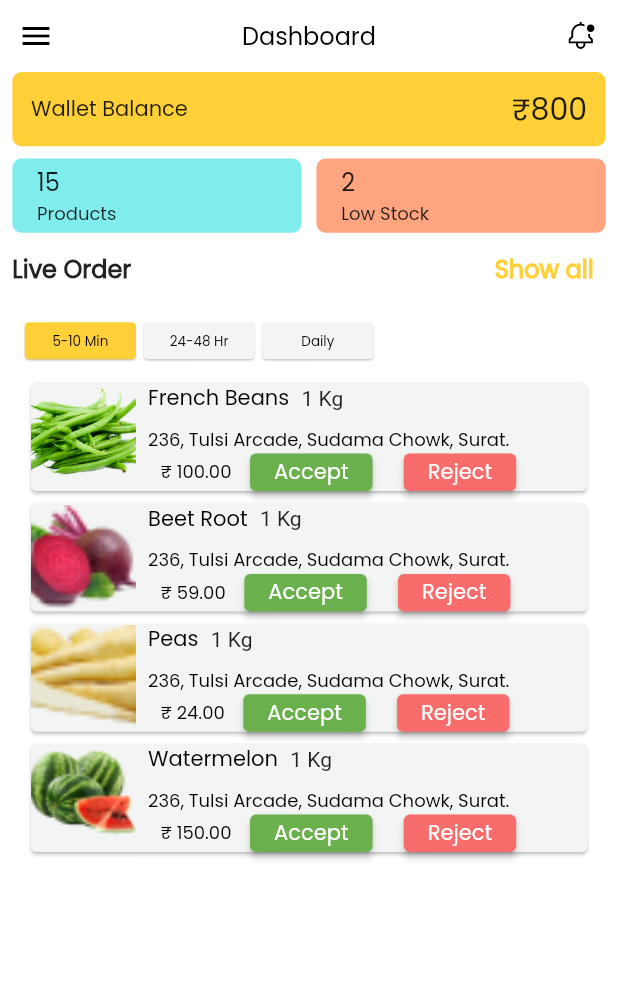
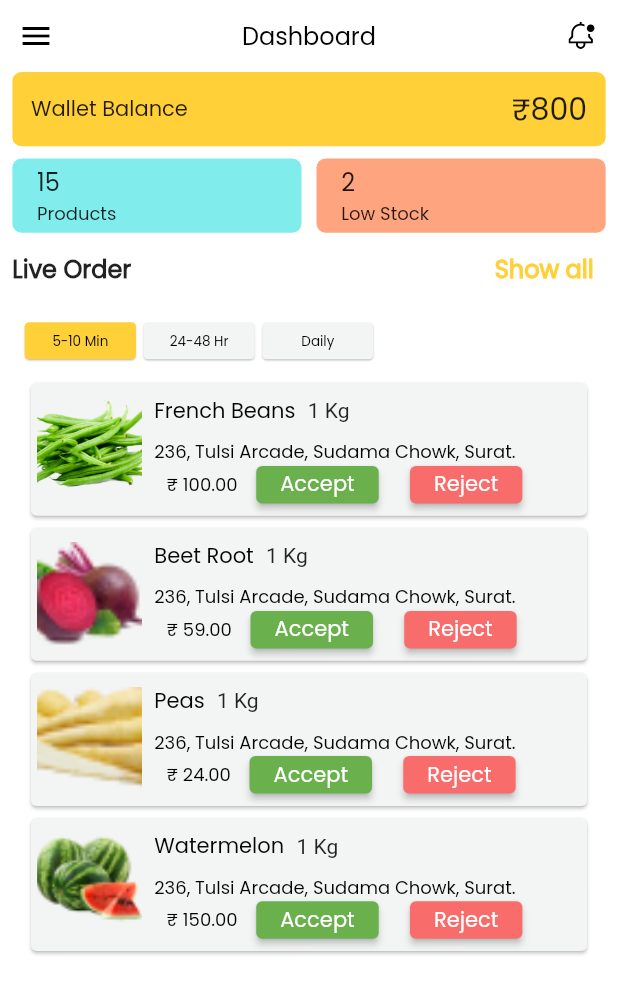
Before and after one commit to Neel-Paghadal/grocery_distributor, a Flutter app: the screen it shows after launch, on a phone screen of 412 x 824 dp. Shown: the top 994 px of the screen. Run offline on Flutter 3.47's test engine with Material 2 defaults, Android fonts, the phone set to English and light mode, and no system bars; our stand-ins replace flutter_svg, get.

Commit message:
add desgin godown stock add desgin user list add dash board

```diff
--- a/lib/Screens/home_screen.dart
+++ b/lib/Screens/home_screen.dart
@@ -299,6 +299,8 @@ class _HomeScreenState extends State<HomeScreen> {
                             //   // ),
                             //   // child: Padding(
                             //   //   padding: const EdgeInsets.all(4.0),
+                                child: Padding(
+                                  padding: EdgeInsets.only(left: deviceWidth*0.01,bottom: deviceHeight*0.01,right: deviceWidth*0.01,top: deviceHeight*0.01),
                                   child: Column(
                                     mainAxisAlignment: MainAxisAlignment.center,
                                     crossAxisAlignment: CrossAxisAlignment.start,
@@ -428,6 +430,7 @@ class _HomeScreenState extends State<HomeScreen> {
                                         ],
                                       )
                                     ],
+                                  ),
                                 )
                               ),
                         );
```
Lines whose indentation alone changed are shown as unchanged.
